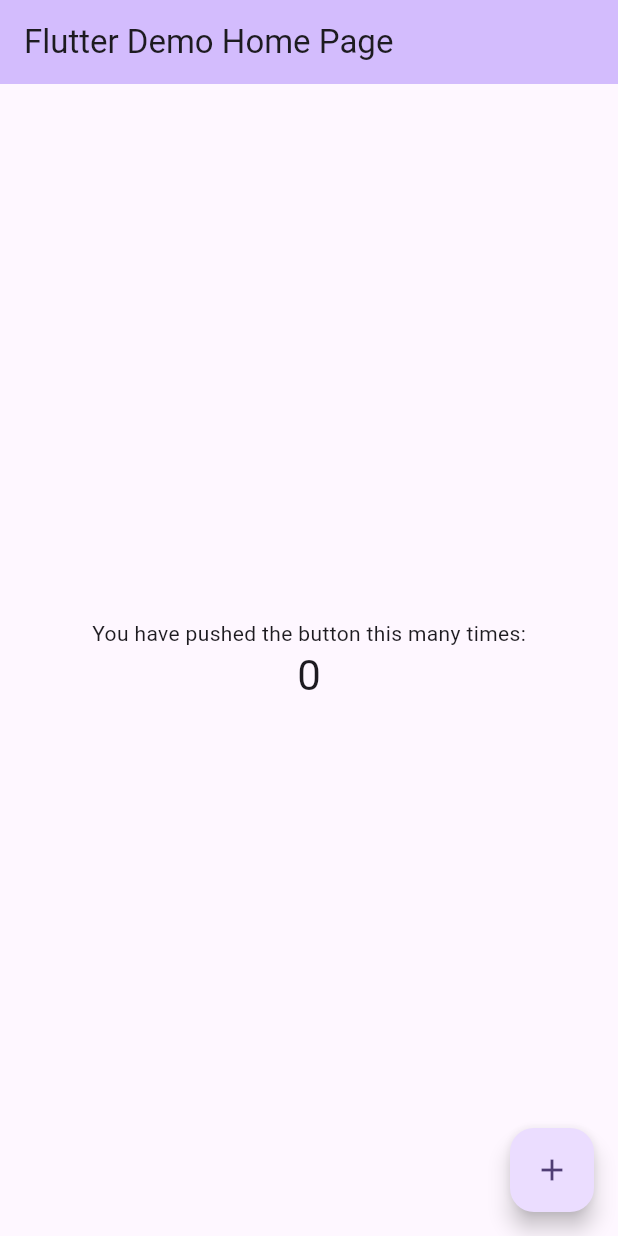
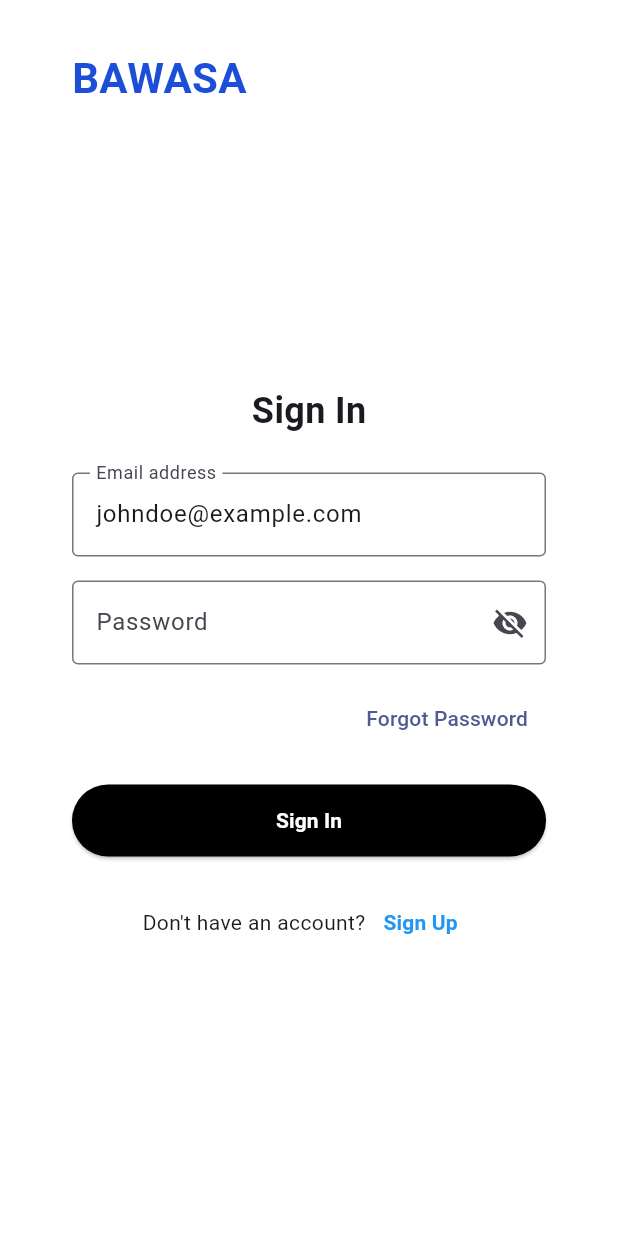
Before and after one commit to fiftheenyen/bawasa, a Flutter app: the screen it shows after launch, on a phone screen of 412 x 824 dp. Run offline on Flutter 3.47's test engine with Material 3 defaults, Android fonts, the phone set to English and light mode, and no system bars; our stand-ins replace go_router.

Commit message:
changed the color of bawasa logo

```diff
--- /dev/null
+++ b/admin_desktop_app/lib/core/config/theme_config.dart
@@ -0,0 +1,4 @@
+// constants.dart
+import 'package:flutter/material.dart';
+
+const kBrandSeedColor = Color(0xFF1D4ED8);
--- /dev/null
+++ b/admin_desktop_app/lib/features/auth/admin_signin_screen.dart
@@ -0,0 +1,156 @@
+import 'package:flutter/material.dart';
+import 'package:admin_desktop_app/core/config/theme_config.dart';
+
+class AdminSignInScreen extends StatefulWidget {
+  const AdminSignInScreen({super.key});
+
+  @override
+  State<AdminSignInScreen> createState() => _AdminSignInScreenState();
+}
+
+class _AdminSignInScreenState extends State<AdminSignInScreen> {
+  final _formKey = GlobalKey<FormState>();
+  final _emailController = TextEditingController(text: 'johndoe@example.com');
+  final _passwordController = TextEditingController();
+  bool _obscurePassword = true;
+
+  void _onSignIn() {
+    if (_formKey.currentState!.validate()) {
+      ScaffoldMessenger.of(context).showSnackBar(
+        const SnackBar(content: Text('Admin sign in logic coming soon')),
+      );
+    }
+  }
+
+  @override
+  Widget build(BuildContext context) {
+    return Scaffold(
+      backgroundColor: Colors.white,
+      body: Padding(
+        padding: const EdgeInsets.symmetric(horizontal: 48, vertical: 32),
+        child: Column(
+          crossAxisAlignment: CrossAxisAlignment.start,
+          children: [
+            // Branding top-left
+            Text(
+              'BAWASA',
+              style: TextStyle(
+                fontSize: 28,
+                fontWeight: FontWeight.bold,
+                color: kBrandSeedColor,
+              ),
+            ),
+            const SizedBox(height: 32),
+
+            // Centered sign-in form
+            Expanded(
+              child: Center(
+                child: ConstrainedBox(
+                  constraints: const BoxConstraints(maxWidth: 400),
+                  child: Form(
+                    key: _formKey,
+                    child: Column(
+                      mainAxisSize: MainAxisSize.min,
+                      children: [
+                        const Text(
+                          'Sign In',
+                          style: TextStyle(
+                            fontSize: 24,
+                            fontWeight: FontWeight.w600,
+                          ),
+                        ),
+                        const SizedBox(height: 24),
+
+                        TextFormField(
+                          controller: _emailController,
+                          decoration: const InputDecoration(
+                            labelText: 'Email address',
+                            border: OutlineInputBorder(),
+                          ),
+                          validator: (value) => (value == null || value.isEmpty)
+                              ? 'Please enter your email'
+                              : null,
+                        ),
+                        const SizedBox(height: 16),
+
+                        TextFormField(
+                          controller: _passwordController,
+                          obscureText: _obscurePassword,
+                          decoration: InputDecoration(
+                            labelText: 'Password',
+                            border: const OutlineInputBorder(),
+                            suffixIcon: IconButton(
+                              icon: Icon(
+                                _obscurePassword
+                                    ? Icons.visibility_off
+                                    : Icons.visibility,
+                              ),
+                              onPressed: () => setState(
+                                () => _obscurePassword = !_obscurePassword,
+                              ),
+                            ),
+                          ),
+                          validator: (value) => (value == null || value.isEmpty)
+                              ? 'Please enter your password'
+                              : null,
+                        ),
+                        const SizedBox(height: 12),
+
+                        Align(
+                          alignment: Alignment.centerRight,
+                          child: TextButton(
+                            onPressed: () {
+                              // TODO: Forgot password flow
+                            },
+                            child: const Text('Forgot Password'),
+                          ),
+                        ),
+                        const SizedBox(height: 20),
+
+                        SizedBox(
+                          width: double.infinity,
+                          height: 48,
+                          child: ElevatedButton(
+                            style: ElevatedButton.styleFrom(
+                              backgroundColor: Colors.black,
+                              foregroundColor: Colors.white,
+                            ),
+                            onPressed: _onSignIn,
+                            child: const Text(
+                              'Sign In',
+                              style: TextStyle(fontWeight: FontWeight.bold),
+                            ),
+                          ),
+                        ),
+                        const SizedBox(height: 20),
+
+                        Row(
+                          mainAxisAlignment: MainAxisAlignment.center,
+                          children: [
+                            const Text("Don't have an account?"),
+                            TextButton(
+                              onPressed: () {
+                                // TODO: Navigate to sign up
+                              },
+                              child: const Text(
+                                'Sign Up',
+                                style: TextStyle(
+                                  color: Colors.blue,
+                                  fontWeight: FontWeight.w600,
+                                ),
+                              ),
+                            ),
+                          ],
+                        ),
+                      ],
+                    ),
+                  ),
+                ),
+              ),
+            ),
+          ],
+        ),
+      ),
+    );
+  }
+}
--- a/admin_desktop_app/lib/main.dart
+++ b/admin_desktop_app/lib/main.dart
@@ -1,122 +1,28 @@
 import 'package:flutter/material.dart';
+import 'features/auth/admin_signin_screen.dart';
+import 'core/config/theme_config.dart';
 
 void main() {
-  runApp(const MyApp());
+  WidgetsFlutterBinding.ensureInitialized();
+  runApp(const AdminDesktopApp());
 }
 
-class MyApp extends StatelessWidget {
-  const MyApp({super.key});
+class AdminDesktopApp extends StatelessWidget {
+  const AdminDesktopApp({super.key});
 
-  // This widget is the root of your application.
   @override
   Widget build(BuildContext context) {
     return MaterialApp(
-      title: 'Flutter Demo',
+      title: 'BAWASA Admin',
+      debugShowCheckedModeBanner: false,
       theme: ThemeData(
-        // This is the theme of your application.
-        //
-        // TRY THIS: Try running your application with "flutter run". You'll see
-        // the application has a purple toolbar. Then, without quitting the app,
-        // try changing the seedColor in the colorScheme below to Colors.green
-        // and then invoke "hot reload" (save your changes or press the "hot
-        // reload" button in a Flutter-supported IDE, or press "r" if you used
-        // the command line to start the app).
-        //
-        // Notice that the counter didn't reset back to zero; the application
-        // state is not lost during the reload. To reset the state, use hot
-        // restart instead.
-        //
-        // This works for code too, not just values: Most code changes can be
-        // tested with just a hot reload.
-        colorScheme: ColorScheme.fromSeed(seedColor: Colors.deepPurple),
+        colorScheme: ColorScheme.fromSeed(seedColor: kBrandSeedColor),
+        useMaterial3: true,
+        inputDecorationTheme: InputDecorationTheme(
+          border: OutlineInputBorder(borderRadius: BorderRadius.circular(8)),
+        ),
       ),
-      home: const MyHomePage(title: 'Flutter Demo Home Page'),
+      home: const AdminSignInScreen(),
     );
   }
 }
-
-class MyHomePage extends StatefulWidget {
-  const MyHomePage({super.key, required this.title});
-
-  // This widget is the home page of your application. It is stateful, meaning
-  // that it has a State object (defined below) that contains fields that affect
-  // how it looks.
-
-  // This class is the configuration for the state. It holds the values (in this
-  // case the title) provided by the parent (in this case the App widget) and
-  // used by the build method of the State. Fields in a Widget subclass are
-  // always marked "final".
-
-  final String title;
-
-  @override
-  State<MyHomePage> createState() => _MyHomePageState();
-}
-
-class _MyHomePageState extends State<MyHomePage> {
-  int _counter = 0;
-
-  void _incrementCounter() {
-    setState(() {
-      // This call to setState tells the Flutter framework that something has
-      // changed in this State, which causes it to rerun the build method below
-      // so that the display can reflect the updated values. If we changed
-      // _counter without calling setState(), then the build method would not be
-      // called again, and so nothing would appear to happen.
-      _counter++;
-    });
-  }
-
-  @override
-  Widget build(BuildContext context) {
-    // This method is rerun every time setState is called, for instance as done
-    // by the _incrementCounter method above.
-    //
-    // The Flutter framework has been optimized to make rerunning build methods
-    // fast, so that you can just rebuild anything that needs updating rather
-    // than having to individually change instances of widgets.
-    return Scaffold(
-      appBar: AppBar(
-        // TRY THIS: Try changing the color here to a specific color (to
-        // Colors.amber, perhaps?) and trigger a hot reload to see the AppBar
-        // change color while the other colors stay the same.
-        backgroundColor: Theme.of(context).colorScheme.inversePrimary,
-        // Here we take the value from the MyHomePage object that was created by
-        // the App.build method, and use it to set our appbar title.
-        title: Text(widget.title),
-      ),
-      body: Center(
-        // Center is a layout widget. It takes a single child and positions it
-        // in the middle of the parent.
-        child: Column(
-          // Column is also a layout widget. It takes a list of children and
-          // arranges them vertically. By default, it sizes itself to fit its
-          // children horizontally, and tries to be as tall as its parent.
-          //
-          // Column has various properties to control how it sizes itself and
-          // how it positions its children. Here we use mainAxisAlignment to
-          // center the children vertically; the main axis here is the vertical
-          // axis because Columns are vertical (the cross axis would be
-          // horizontal).
-          //
-          // TRY THIS: Invoke "debug painting" (choose the "Toggle Debug Paint"
-          // action in the IDE, or press "p" in the console), to see the
-          // wireframe for each widget.
-          mainAxisAlignment: MainAxisAlignment.center,
-          children: <Widget>[
-            const Text('You have pushed the button this many times:'),
-            Text(
-              '$_counter',
-              style: Theme.of(context).textTheme.headlineMedium,
-            ),
-          ],
-        ),
-      ),
-      floatingActionButton: FloatingActionButton(
-        onPressed: _incrementCounter,
-        tooltip: 'Increment',
-        child: const Icon(Icons.add),
-      ), // This trailing comma makes auto-formatting nicer for build methods.
-    );
-  }
-}
```
Also changed, not shown: 1 other file.
